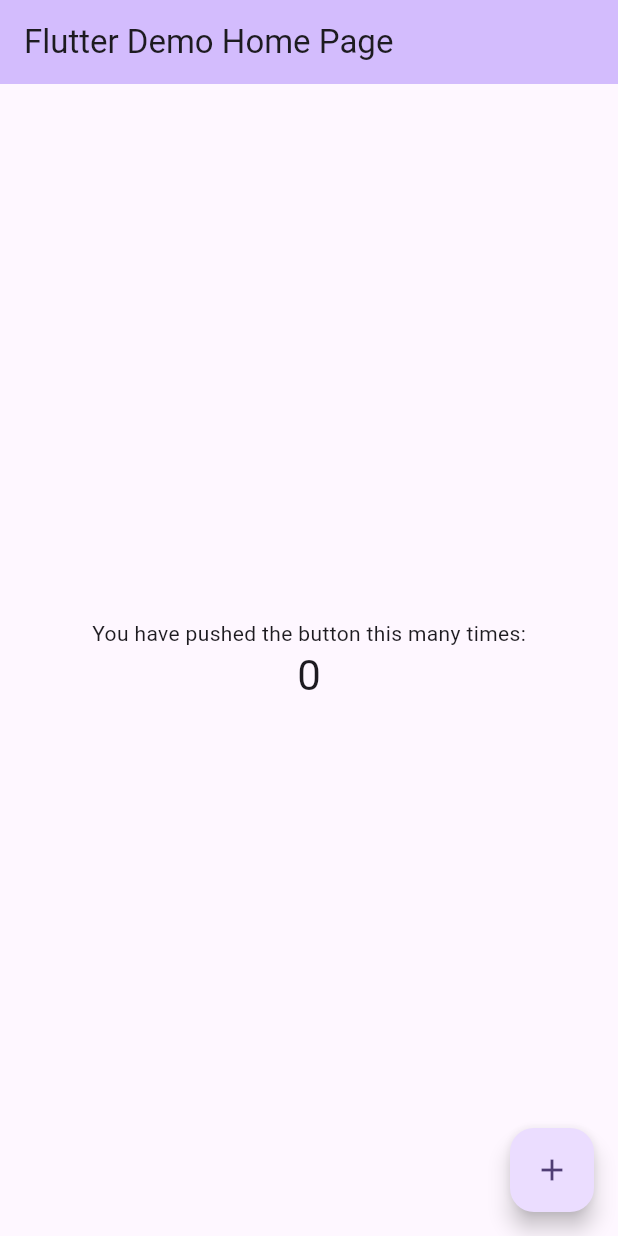
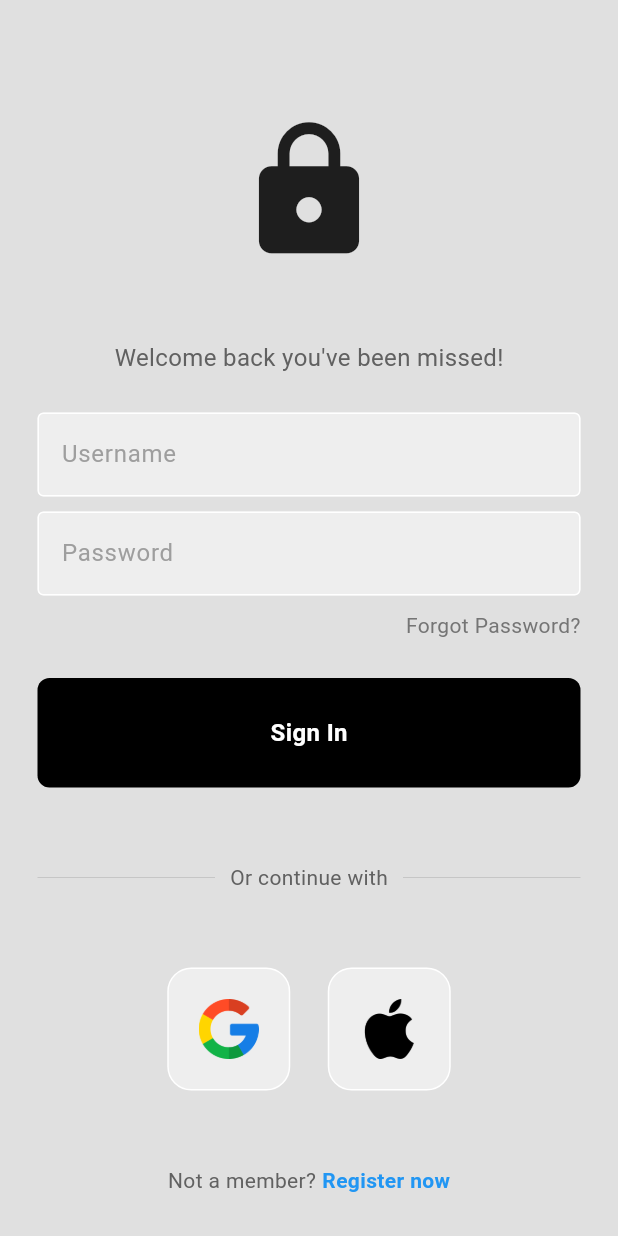
Before and after one commit to semihoztuurk/AiJamGroup18, a Flutter app: the screen it shows after launch, on a phone screen of 412 x 824 dp. Run offline on Flutter 3.47's test engine with Material 3 defaults, Android fonts, the phone set to English and light mode, and no system bars.

Commit message:
Login ekranı eklendi

```diff
--- /dev/null
+++ b/lib/components/my_button.dart
@@ -0,0 +1,32 @@
+import 'package:flutter/material.dart';
+
+class MyButton extends StatelessWidget {
+  final Function()? onTap;
+
+  const MyButton({super.key, required this.onTap});
+
+  @override
+  Widget build(BuildContext context) {
+    return GestureDetector(
+      onTap: onTap,
+      child: Container(
+        padding: const EdgeInsets.all(25),
+        margin: const EdgeInsets.symmetric(horizontal: 25),
+        decoration: BoxDecoration(
+          color: Colors.black,
+          borderRadius: BorderRadius.circular(8),
+        ),
+        child: const Center(
+          child: Text(
+            "Sign In",
+            style: TextStyle(
+              color: Colors.white,
+              fontWeight: FontWeight.bold,
+              fontSize: 16,
+            ),
+          ),
+        ),
+      ),
+    );
+  }
+}
--- /dev/null
+++ b/lib/components/my_textfield.dart
@@ -0,0 +1,36 @@
+import 'package:flutter/material.dart';
+
+class MyTextField extends StatelessWidget {
+  final controller;
+  final String hintText;
+  final bool obscureText;
+
+  const MyTextField({
+    super.key,
+    required this.controller,
+    required this.hintText,
+    required this.obscureText,
+  });
+
+  @override
+  Widget build(BuildContext context) {
+    return Padding(
+      padding: const EdgeInsets.symmetric(horizontal: 25.0),
+      child: TextField(
+        controller: controller,
+        obscureText: obscureText,
+        decoration: InputDecoration(
+            enabledBorder: const OutlineInputBorder(
+              borderSide: BorderSide(color: Colors.white),
+            ),
+            focusedBorder: OutlineInputBorder(
+              borderSide: BorderSide(color: Colors.grey.shade400),
+            ),
+            fillColor: Colors.grey.shade200,
+            filled: true,
+            hintText: hintText,
+            hintStyle: TextStyle(color: Colors.grey[500])),
+      ),
+    );
+  }
+}
--- /dev/null
+++ b/lib/components/square_tile.dart
@@ -0,0 +1,25 @@
+import 'package:flutter/material.dart';
+
+class SquareTile extends StatelessWidget {
+  final String imagePath;
+  const SquareTile({
+    super.key,
+    required this.imagePath,
+  });
+
+  @override
+  Widget build(BuildContext context) {
+    return Container(
+      padding: EdgeInsets.all(20),
+      decoration: BoxDecoration(
+        border: Border.all(color: Colors.white),
+        borderRadius: BorderRadius.circular(16),
+        color: Colors.grey[200],
+      ),
+      child: Image.asset(
+        imagePath,
+        height: 40,
+      ),
+    );
+  }
+}
--- a/lib/main.dart
+++ b/lib/main.dart
@@ -1,3 +1,57 @@
+import 'package:flutter/material.dart';
+import 'pages/login_page.dart';
+
+void main() {
+  runApp(const MyApp());
+}
+
+class MyApp extends StatelessWidget {
+  const MyApp({super.key});
+
+  @override
+  Widget build(BuildContext context) {
+    return MaterialApp(
+      debugShowCheckedModeBanner: false,
+      home: LoginPage(),
+    );
+  }
+}
+
+
+
+
+
+
+
+
+
+
+
+
+
+
+
+
+
+
+
+
+
+
+
+
+
+
+
+
+
+/*
+
+
+
+
+////////////////////////////////////////////////////////////////////////////////
+
 import 'package:flutter/material.dart';
 
 void main() {
@@ -123,3 +177,7 @@ class _MyHomePageState extends State<MyHomePage> {
     );
   }
 }
+
+
+
+*/
--- /dev/null
+++ b/lib/pages/login_page.dart
@@ -0,0 +1,157 @@
+import 'package:flutter/material.dart';
+import 'package:flutter_application_1/components/my_button.dart';
+import 'package:flutter_application_1/components/my_textfield.dart';
+import 'package:flutter_application_1/components/square_tile.dart';
+
+class LoginPage extends StatelessWidget {
+  LoginPage({super.key});
+
+  // text editing controllers
+  final usernameController = TextEditingController();
+  final passwordController = TextEditingController();
+
+  // sign user in method
+  void signUserIn() {}
+
+  @override
+  Widget build(BuildContext context) {
+    return Scaffold(
+      backgroundColor: Colors.grey[300],
+      body: SafeArea(
+        child: Center(
+          child: Column(
+            mainAxisAlignment: MainAxisAlignment.center,
+            children: [
+              const SizedBox(height: 50),
+
+              // logo
+              const Icon(
+                Icons.lock,
+                size: 100,
+              ),
+
+              const SizedBox(height: 50),
+
+              // welcome back, you've been missed!
+              Text(
+                'Welcome back you\'ve been missed!',
+                style: TextStyle(
+                  color: Colors.grey[700],
+                  fontSize: 16,
+                ),
+              ),
+
+              const SizedBox(height: 25),
+
+              // username textfield
+              MyTextField(
+                controller: usernameController,
+                hintText: 'Username',
+                obscureText: false,
+              ),
+
+              const SizedBox(height: 10),
+
+              // password textfield
+              MyTextField(
+                controller: passwordController,
+                hintText: 'Password',
+                obscureText: true,
+              ),
+
+              const SizedBox(height: 10),
+
+              // forgot password?
+              Padding(
+                padding: const EdgeInsets.symmetric(horizontal: 25.0),
+                child: Row(
+                  mainAxisAlignment: MainAxisAlignment.end,
+                  children: [
+                    Text(
+                      'Forgot Password?',
+                      style: TextStyle(color: Colors.grey[600]),
+                    ),
+                  ],
+                ),
+              ),
+
+              const SizedBox(height: 25),
+
+              // sign in button
+              MyButton(
+                onTap: signUserIn,
+              ),
+
+              const SizedBox(height: 50),
+
+              // or continue with
+              Padding(
+                padding: const EdgeInsets.symmetric(horizontal: 25.0),
+                child: Row(
+                  children: [
+                    Expanded(
+                      child: Divider(
+                        thickness: 0.5,
+                        color: Colors.grey[400],
+                      ),
+                    ),
+                    Padding(
+                      padding: const EdgeInsets.symmetric(horizontal: 10.0),
+                      child: Text(
+                        'Or continue with',
+                        style: TextStyle(color: Colors.grey[700]),
+                      ),
+                    ),
+                    Expanded(
+                      child: Divider(
+                        thickness: 0.5,
+                        color: Colors.grey[400],
+                      ),
+                    ),
+                  ],
+                ),
+              ),
+
+              const SizedBox(height: 50),
+
+              // google + apple sign in buttons
+              Row(
+                mainAxisAlignment: MainAxisAlignment.center,
+                children: const [
+                  // google button
+                  SquareTile(imagePath: 'lib/images/google.png'),
+
+                  SizedBox(width: 25),
+
+                  // apple button
+                  SquareTile(imagePath: 'lib/images/apple.png')
+                ],
+              ),
+
+              const SizedBox(height: 50),
+
+              // not a member? register now
+              Row(
+                mainAxisAlignment: MainAxisAlignment.center,
+                children: [
+                  Text(
+                    'Not a member?',
+                    style: TextStyle(color: Colors.grey[700]),
+                  ),
+                  const SizedBox(width: 4),
+                  const Text(
+                    'Register now',
+                    style: TextStyle(
+                      color: Colors.blue,
+                      fontWeight: FontWeight.bold,
+                    ),
+                  ),
+                ],
+              )
+            ],
+          ),
+        ),
+      ),
+    );
+  }
+}
--- a/pubspec.yaml
+++ b/pubspec.yaml
@@ -59,8 +59,8 @@ flutter:
   uses-material-design: true
 
   # To add assets to your application, add an assets section, like this:
-  # assets:
-  #   - images/a_dot_burr.jpeg
+  assets:
+    - lib/images/
   #   - images/a_dot_ham.jpeg
 
   # An image asset can refer to one or more resolution-specific "variants", see
```
Also changed, not shown: lib/images/apple.png (added), lib/images/google.png (added).
